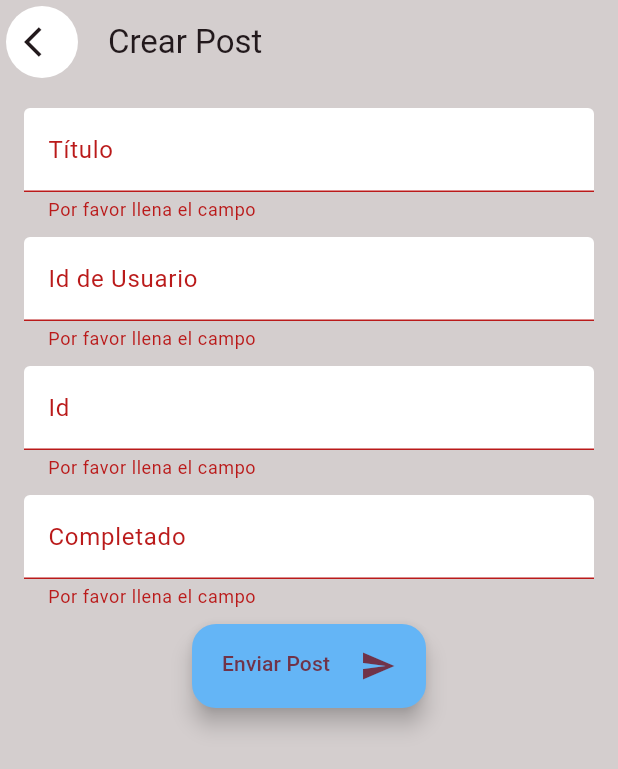
After one commit to skatherinebm/PruebaTecnica1, a Flutter app: the CreatePostScreen screen opened by its route, after a tap on "Enviar Post", on a phone screen of 412 x 824 dp. The commit adds this screen. Shown: the top 769 px of the screen. Run offline on Flutter 3.47's test engine with Material 2 defaults, Android fonts, the phone set to English and light mode, and no system bars; our stand-ins replace dio; network calls fail.

Commit message:
Pantalla post data y funcionamiento de la app

```diff
--- /dev/null
+++ b/visualize_and_post_app/lib/config/helpers/post_data.dart
@@ -0,0 +1,16 @@
+import 'package:dio/dio.dart';
+
+import '../../domain/entities/data_api.dart';
+
+class PostData {
+  final _dio = Dio();
+
+  //Recibe un objeto de tipo Data, lo envía por el método POST y retorna un objeto de confirmación
+
+  Future<Map<String, dynamic>> postData(Data dataToPost) async {
+    final response = await _dio
+        .post('https://jsonplaceholder.typicode.com/posts', data: dataToPost);
+    Map<String, dynamic> responsePost = response.data;
+    return responsePost;
+  }
+}
--- a/visualize_and_post_app/lib/config/theme/app_theme.dart
+++ b/visualize_and_post_app/lib/config/theme/app_theme.dart
@@ -1,7 +1,7 @@
 import 'package:flutter/material.dart';
 
 List<Color> _colorThemes = [
-  Color.fromARGB(255, 212, 206, 206),
+  const Color.fromARGB(255, 212, 206, 206),
   Colors.pink.shade200,
   Colors.blueGrey,
   Colors.lightBlue.shade100,
@@ -10,23 +10,23 @@ List<Color> _colorThemes = [
   Colors.black54,
   Colors.cyan,
   Colors.teal,
-
 ];
 
+//Incluye la configuración del tema de la App
 class AppTheme {
   final int selectedColor;
 
-  AppTheme({this.selectedColor = 0}):
-  assert(selectedColor>=0 && selectedColor <= _colorThemes.length-1, 'Colors must be btewwn 0 and ${_colorThemes.length-1}');
-
-
+  AppTheme({this.selectedColor = 0})
+      : assert(selectedColor >= 0 && selectedColor <= _colorThemes.length - 1,
+            'Colors must be btewwn 0 and ${_colorThemes.length - 1}');
 
   ThemeData theme() {
     return ThemeData(
         useMaterial3: true,
         colorScheme: ColorScheme.fromSeed(
             seedColor: _colorThemes[selectedColor],
-        secondary: _colorThemes[selectedColor]),
+            secondary: _colorThemes[selectedColor],
+            primary: Colors.blue.shade300),
         brightness: Brightness.light,
         cardTheme: const CardTheme(
           clipBehavior: Clip.antiAlias,
@@ -34,8 +34,6 @@ class AppTheme {
           shadowColor: Colors.black87,
           elevation: 5,
           surfaceTintColor: Colors.white,
-      )
-
-    );
+        ));
   }
 }
--- /dev/null
+++ b/visualize_and_post_app/lib/domain/entities/data_api.dart
@@ -0,0 +1,14 @@
+// Define la clase Data
+
+class Data {
+  final int userId;
+  final int id;
+  final String title;
+  final bool completed;
+
+  Data(
+      {required this.userId,
+      required this.id,
+      required this.title,
+      required this.completed});
+}
--- a/visualize_and_post_app/lib/domain/entities/data_appi.dart
+++ /dev/null
@@ -1,17 +0,0 @@
-class Data {
-  final int userId;
-  final int id;
-  final String title;
-  final bool completed;
-
-  Data({
-    required this.userId,
-    required this.id,
-    required this.title,
-    required this.completed
-  }
-    );
-
-
-
-}
--- a/visualize_and_post_app/lib/infrastructure/models/data_model.dart
+++ b/visualize_and_post_app/lib/infrastructure/models/data_model.dart
@@ -8,8 +8,9 @@
 
 // String dataModelToJson(DataModel data) => json.encode(data.toJson());
 
-import '../../domain/entities/data_appi.dart';
+import '../../domain/entities/data_api.dart';
 
+//Define el modelo de la clase Data
 class DataModel {
   final int userId;
   final int id;
@@ -23,6 +24,7 @@ class DataModel {
     required this.completed,
   });
 
+//Método que mapea el objeto respesta al DataModel
   factory DataModel.fromJsonMap(Map<String, dynamic> json) => DataModel(
         userId: json['userId'],
         id: json['id'],
@@ -30,17 +32,7 @@ class DataModel {
         completed: json['completed'],
       );
 
-    Map<String, dynamic> toJson() => {
-        "userId": userId,
-        "id": id,
-        "title": title,
-        "completed": completed,
-    };
-
-  Data toDataEntity() => Data(
-    userId: userId,
-    id: id,
-    title: title,
-    completed: completed);
-
+//convierte un DataModel a Data
+  Data toDataEntity() =>
+      Data(userId: userId, id: id, title: title, completed: completed);
 }
--- a/visualize_and_post_app/lib/main.dart
+++ b/visualize_and_post_app/lib/main.dart
@@ -3,6 +3,7 @@ import 'package:provider/provider.dart';
 import 'package:visualize_and_post_app/config/theme/app_theme.dart';
 import 'package:visualize_and_post_app/presentation/providers/data_provider.dart';
 import 'package:visualize_and_post_app/presentation/screen/api_Information_Screen.dart';
+import 'package:visualize_and_post_app/presentation/screen/create_post_screen.dart';
 import 'package:visualize_and_post_app/presentation/screen/home_screen.dart';
 
 void main() {
@@ -16,7 +17,9 @@ class MyApp extends StatelessWidget {
   @override
   Widget build(BuildContext context) {
     return MultiProvider(
-        providers: [ChangeNotifierProvider(create: (_) => DataProvider()..bringData())],
+        providers: [
+          ChangeNotifierProvider(create: (_) => DataProvider()..bringData())
+        ],
         child: MaterialApp(
           title: 'Json Placeholder Api',
           debugShowCheckedModeBanner: false,
@@ -26,6 +29,7 @@ class MyApp extends StatelessWidget {
           routes: {
             '/home': (context) => const HomeScreen(),
             '/apiInformation': (context) => const ApiInformationScreen(),
+            '/post': (context) => const CreatePostScreen(),
           },
         ));
   }
--- a/visualize_and_post_app/lib/presentation/providers/data_provider.dart
+++ b/visualize_and_post_app/lib/presentation/providers/data_provider.dart
@@ -1,19 +1,27 @@
 import 'package:flutter/material.dart';
 import 'package:visualize_and_post_app/config/helpers/get_data.dart';
 
-import '../../domain/entities/data_appi.dart';
+import '../../config/helpers/post_data.dart';
+import '../../domain/entities/data_api.dart';
 
+//Clase que define a Provider como gestor de estado
 class DataProvider extends ChangeNotifier {
-  final ScrollController dataScrollControler = ScrollController();
   final GetData getData = GetData();
+  final PostData postData = PostData();
 
-  bool initialLoading = true;
+//arreglo donde se guardará la información traída de la api
+  List<Data> dataList = [];
+  Map<String, dynamic> postResponse = <String, int>{};
 
-  List<Data> dataList = [];
-
+//método que trae la información de la api y notifica a los listeners
   Future<void> bringData() async {
     dataList = await getData.getData();
-    initialLoading = false;
+    notifyListeners();
+  }
+
+//método que envía la información a la api y notifica a los listeners
+  Future<void> sendData(Data data) async {
+    postResponse = await postData.postData(data);
     notifyListeners();
   }
 }
--- a/visualize_and_post_app/lib/presentation/screen/api_information_screen.dart
+++ b/visualize_and_post_app/lib/presentation/screen/api_information_screen.dart
@@ -1,10 +1,10 @@
 import 'package:flutter/material.dart';
 import 'package:provider/provider.dart';
-import 'package:visualize_and_post_app/domain/entities/data_appi.dart';
 import 'package:visualize_and_post_app/presentation/providers/data_provider.dart';
 
 import '../widgets/cards_info.dart';
 
+//Pantalla que renderiza la información de la Api
 class ApiInformationScreen extends StatelessWidget {
   const ApiInformationScreen({super.key});
 
@@ -12,7 +12,6 @@ class ApiInformationScreen extends StatelessWidget {
   Widget build(BuildContext context) {
     final colors = Theme.of(context).colorScheme;
     final dataProvider = context.watch<DataProvider>();
-    // dataProvider.bringData();
     return Scaffold(
         appBar: AppBar(
           leading: Padding(
@@ -37,10 +36,11 @@ class ApiInformationScreen extends StatelessWidget {
   }
 }
 
+//Widget que contiene la ListView que renderiza las Cards con la información
 class _ApiInfoView extends StatelessWidget {
   final DataProvider dataProvider;
 
-  const _ApiInfoView({super.key, required this.dataProvider});
+  const _ApiInfoView({required this.dataProvider});
 
   @override
   Widget build(BuildContext context) {
--- a/visualize_and_post_app/lib/presentation/screen/create_post_screen.dart
+++ b/visualize_and_post_app/lib/presentation/screen/create_post_screen.dart
@@ -0,0 +1,37 @@
+import 'package:flutter/material.dart';
+import 'package:provider/provider.dart';
+import 'package:visualize_and_post_app/presentation/widgets/text_form.dart';
+
+import '../providers/data_provider.dart';
+
+//Pantalla qeu renderiza el Form para enviar un post tipo Data
+class CreatePostScreen extends StatelessWidget {
+  const CreatePostScreen({super.key});
+
+  @override
+  Widget build(BuildContext context) {
+    final colors = Theme.of(context).colorScheme;
+    final dataProvider = context.watch<DataProvider>();
+    return Scaffold(
+      appBar: AppBar(
+        title: const Text('Crear Post'),
+        leading: Padding(
+          padding: const EdgeInsets.all(4.0),
+          child: IconButton(
+            onPressed: () {
+              Navigator.pushNamed(context, '/home');
+            },
+            icon: const Icon(Icons.arrow_back_ios),
+            style: ButtonStyle(
+                splashFactory: InkSplash.splashFactory,
+                backgroundColor:
+                    MaterialStateProperty.all<Color>(Colors.white)),
+          ),
+        ),
+        backgroundColor: colors.secondary,
+      ),
+      backgroundColor: colors.secondary,
+      body: FormSendPost(dataProvider: dataProvider),
+    );
+  }
+}
--- a/visualize_and_post_app/lib/presentation/screen/home_screen.dart
+++ b/visualize_and_post_app/lib/presentation/screen/home_screen.dart
@@ -1,5 +1,6 @@
 import 'package:flutter/material.dart';
 
+//Pantalla que renderiza la ventana de inicio o home.
 class HomeScreen extends StatelessWidget {
   const HomeScreen({super.key});
 
@@ -20,6 +21,7 @@ class HomeScreen extends StatelessWidget {
   }
 }
 
+//Widget que contiene el body del Scaffold de Home
 class _HomeView extends StatelessWidget {
   @override
   Widget build(BuildContext context) {
@@ -32,18 +34,23 @@ class _HomeView extends StatelessWidget {
                     Navigator.pushNamed(context, '/apiInformation');
                   },
                   style: buttonStyle(context),
-                  child: const Text('Ver Información', textAlign: TextAlign.center))),
+                  child: const Text('Ver Información',
+                      textAlign: TextAlign.center))),
         ),
         Expanded(
             child: Center(
                 child: TextButton(
-                  onPressed: () {},
+          onPressed: () {
+            Navigator.pushNamed(context, '/post');
+          },
           style: buttonStyle(context),
-                  child: const Text('Realizar Post', textAlign: TextAlign.center), ) )),
+          child: const Text('Realizar Post', textAlign: TextAlign.center),
+        ))),
       ]),
     );
   }
 
+//Función que retorna el estilo de los botones principales de Home
   ButtonStyle buttonStyle(BuildContext context) {
     final colors = Theme.of(context).colorScheme;
     return ButtonStyle(
@@ -59,6 +66,7 @@ class _HomeView extends StatelessWidget {
     );
   }
 
+//funcion que retorna el estilo del texto de los botones principales de Home
   TextStyle buttonsTextStyle() {
     return const TextStyle(
       fontSize: 40,
--- /dev/null
+++ b/visualize_and_post_app/lib/presentation/widgets/text_form.dart
@@ -0,0 +1,166 @@
+import 'package:flutter/material.dart';
+
+import '../../domain/entities/data_api.dart';
+import '../providers/data_provider.dart';
+
+//Widget que contiene el formulario que recoge los atributos para el post
+class FormSendPost extends StatelessWidget {
+  const FormSendPost({super.key, required this.dataProvider});
+  final DataProvider dataProvider;
+
+  @override
+  Widget build(BuildContext context) {
+    final colors = Theme.of(context).colorScheme;
+
+//Llave que contiene el estado de los controllers del formulario
+    final GlobalKey<FormState> formKey = GlobalKey<FormState>();
+
+//Controllers del formulario
+    final titleController = TextEditingController();
+    final userIdController = TextEditingController();
+    final idController = TextEditingController();
+    final completedController = TextEditingController();
+
+//función que se llama en el onPressed del botón del formulario
+    void submitForm(BuildContext context) {
+      if (formKey.currentState!.validate()) {
+        dataProvider.sendData(Data(
+            userId: int.parse(userIdController.text),
+            id: int.parse(idController.text),
+            title: titleController.text,
+            completed: bool.parse(completedController.text)));
+      }
+    }
+
+//Focos relacionados a los FormTextInput
+    final FocusNode focusNode1 = FocusNode();
+    final FocusNode focusNode2 = FocusNode();
+    final FocusNode focusNode3 = FocusNode();
+    final FocusNode focusNode4 = FocusNode();
+
+//estilo reusable para la decoración del input
+    final outlineInputBorder = UnderlineInputBorder(
+        borderSide: const BorderSide(color: Colors.transparent),
+        borderRadius: BorderRadius.circular(40));
+
+//función que retorna un InputDecoration
+    InputDecoration inputDecoration(String hintText, String label) {
+      return InputDecoration(
+        hintText: hintText,
+        enabledBorder: outlineInputBorder,
+        focusedBorder: outlineInputBorder,
+        filled: true,
+        fillColor: Colors.white,
+        labelText: label,
+      );
+    }
+
+    return Form(
+      key: formKey,
+      child: Padding(
+        padding: const EdgeInsets.all(16.0),
+        child: Wrap(
+          alignment: WrapAlignment.spaceBetween,
+          spacing: 8.0,
+          runSpacing: 10.0,
+          children: [
+            TextFormField(
+              focusNode: focusNode1,
+              controller: titleController,
+              decoration: inputDecoration('Ingresa el titulo', 'Título'),
+              onTapOutside: (event) {
+                focusNode1.unfocus();
+              },
+              //validación de campo requerido
+              validator: (value) {
+                if (value == null || value.isEmpty) {
+                  return 'Por favor llena el campo';
+                }
+                return null;
+              },
+            ),
+            TextFormField(
+              focusNode: focusNode2,
+              controller: userIdController,
+              decoration:
+                  inputDecoration('Ingresa el Id de Usuario', 'Id de Usuario'),
+              onTapOutside: (event) {
+                focusNode2.unfocus();
+              },
+              keyboardType: TextInputType.number,
+              //validación de campo requerido y solo números
+              validator: (value) {
+                if (value == null || value.isEmpty) {
+                  return 'Por favor llena el campo';
+                }
+                if (value.contains('.') ||
+                    value.contains(',') ||
+                    value.contains('-') ||
+                    value.contains(' ')) {
+                  return 'Formato id inválido';
+                }
+                return null;
+              },
+            ),
+            TextFormField(
+              focusNode: focusNode3,
+              controller: idController,
+              decoration: inputDecoration('Ingresa el id', 'Id'),
+              onTapOutside: (event) {
+                focusNode3.unfocus();
+              },
+              keyboardType: TextInputType.number,
+              //validación de campo requerido y solo números
+              validator: (value) {
+                if (value == null || value.isEmpty) {
+                  return 'Por favor llena el campo';
+                }
+                if (value.contains('.') ||
+                    value.contains(',') ||
+                    value.contains('-') ||
+                    value.contains(' ')) {
+                  return 'Formato id inválido';
+                }
+                return null;
+              },
+            ),
+            TextFormField(
+              focusNode: focusNode4,
+              controller: completedController,
+              decoration: inputDecoration(
+                  'Ingresa si está completo o no', 'Completado'),
+              onTapOutside: (event) {
+                focusNode4.unfocus();
+              },
+              //validación de campo requerido y true y false
+              validator: (value) {
+                if (value == null || value.isEmpty) {
+                  return 'Por favor llena el campo';
+                }
+                if (value != 'true' && value != 'false') {
+                  return "'true' o 'false' son las opciones válidas";
+                }
+                return null;
+              },
+            ),
+            Center(
+              //Botón para enviar los datos del formulario
+              child: FloatingActionButton.extended(
+                backgroundColor: colors.primary,
+                isExtended: true,
+                onPressed: () => submitForm(context),
+                label: const Wrap(
+                  spacing: 20,
+                  children: [
+                    Text('Enviar Post'),
+                    Icon(Icons.send),
+                  ],
+                ),
+              ),
+            )
+          ],
+        ),
+      ),
+    );
+  }
+}
```
Also changed, not shown: visualize_and_post_app/lib/config/helpers/get_data.dart (+10 -9 lines), visualize_and_post_app/lib/presentation/widgets/cards_info.dart (+8 -12 lines). Lines whose indentation alone changed are shown as unchanged.
